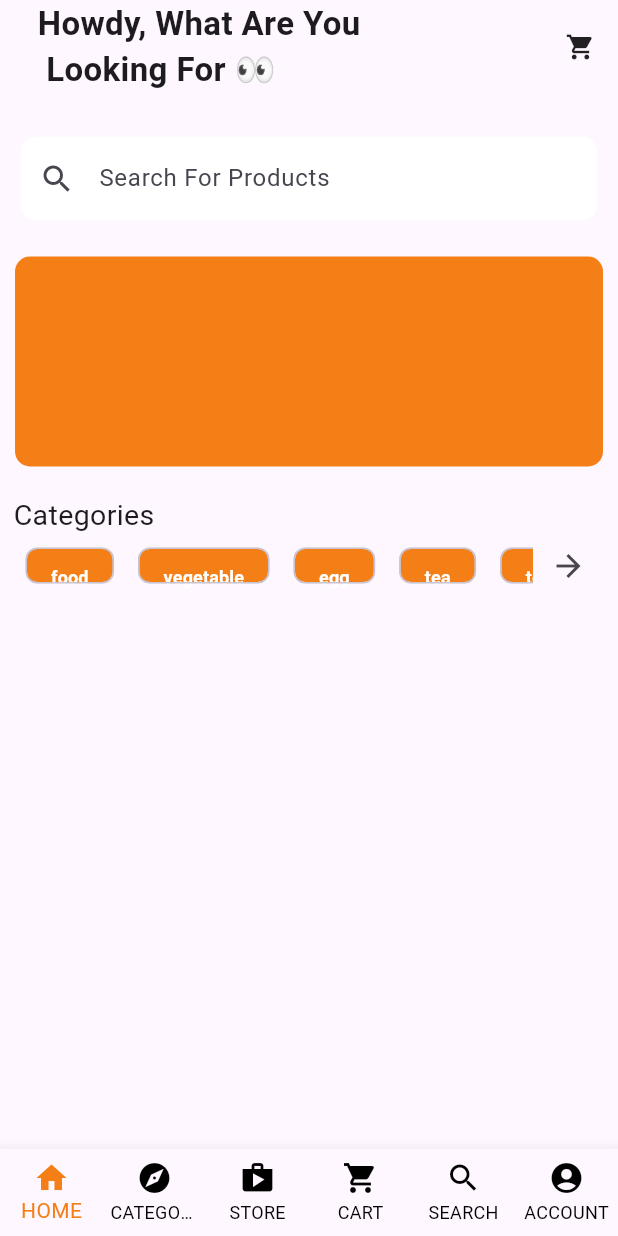
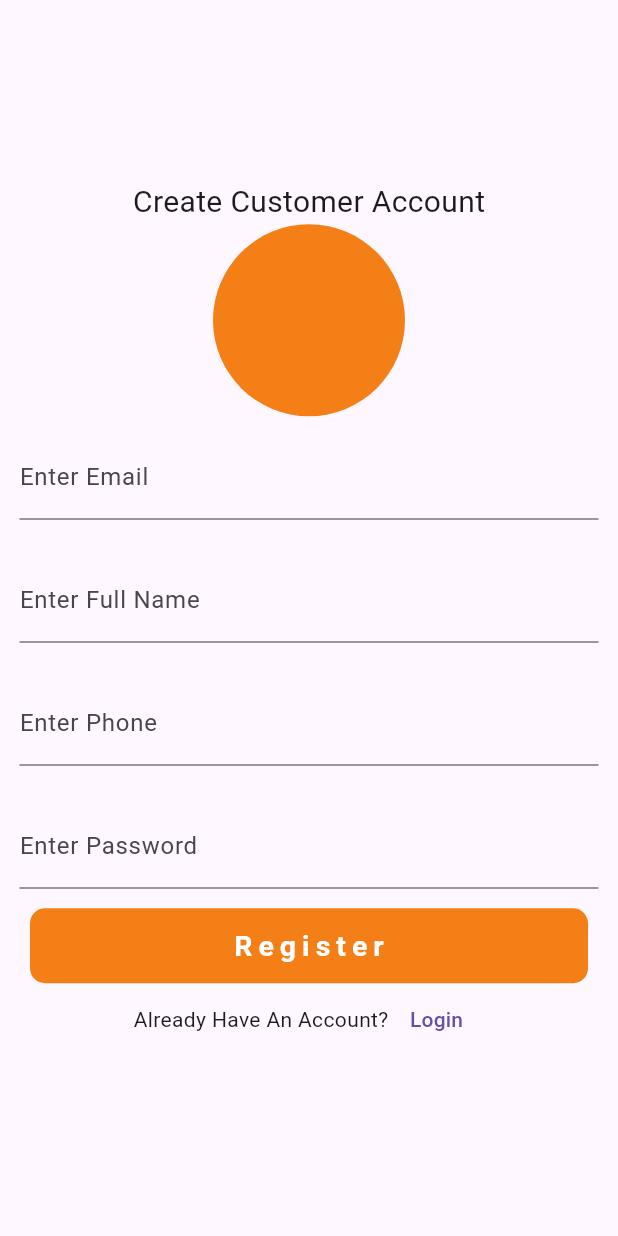
Before and after one commit to musamirul/multi_vendor2, a Flutter app: the screen it shows after launch, on a phone screen of 412 x 824 dp. Run offline on Flutter 3.47's test engine with Material 3 defaults, Android fonts, the phone set to English and light mode, and no system bars; our stand-ins replace cloud_firestore, firebase_core; accounts and stored records are empty.

Commit message:
create login and register screen

```diff
--- a/lib/main.dart
+++ b/lib/main.dart
@@ -1,5 +1,6 @@
 import 'package:firebase_core/firebase_core.dart';
 import 'package:flutter/material.dart';
+import 'package:multi_vendor2/views/buyers/auth/register_screen.dart';
 import 'package:multi_vendor2/views/buyers/main_screen.dart';
 import 'firebase_options.dart';
 
@@ -21,7 +22,7 @@
       theme: ThemeData(
         primaryColor: Colors.blue,
       ),
-      home: MainScreen(),
+      home: RegisterScreen(),
     );
   }
 }
--- /dev/null
+++ b/lib/views/buyers/auth/register_screen.dart
@@ -0,0 +1,91 @@
+import 'package:flutter/material.dart';
+import 'package:multi_vendor2/views/buyers/auth/login_screen.dart';
+
+class RegisterScreen extends StatelessWidget {
+  const RegisterScreen({super.key});
+
+  @override
+  Widget build(BuildContext context) {
+    return Scaffold(
+      body: Center(
+        child: SingleChildScrollView(
+          child: Column(
+            mainAxisAlignment: MainAxisAlignment.center,
+            children: [
+              Text(
+                'Create Customer Account',
+                style: TextStyle(fontSize: 20),
+              ),
+              CircleAvatar(
+                radius: 64,
+                backgroundColor: Colors.yellow.shade900,
+              ),
+              Padding(
+                padding: const EdgeInsets.all(13.0),
+                child: TextFormField(
+                  decoration: InputDecoration(labelText: 'Enter Email'),
+                ),
+              ),
+              Padding(
+                padding: const EdgeInsets.all(13.0),
+                child: TextFormField(
+                  decoration: InputDecoration(labelText: 'Enter Full Name'),
+                ),
+              ),
+              Padding(
+                padding: const EdgeInsets.all(13.0),
+                child: TextFormField(
+                  decoration: InputDecoration(labelText: 'Enter Phone'),
+                ),
+              ),
+              Padding(
+                padding: const EdgeInsets.all(13.0),
+                child: TextFormField(
+                  decoration: InputDecoration(labelText: 'Enter Password'),
+                ),
+              ),
+              Container(
+                width: MediaQuery.of(context).size.width - 40,
+                height: 50,
+                decoration: BoxDecoration(
+                  color: Colors.yellow.shade900,
+                  borderRadius: BorderRadius.circular(10),
+                ),
+                child: Center(
+                  child: Text(
+                    'Register',
+                    style: TextStyle(
+                      color: Colors.white,
+                      fontSize: 19,
+                      fontWeight: FontWeight.bold,
+                      letterSpacing: 4,
+                    ),
+                  ),
+                ),
+              ),
+              Row(
+                mainAxisAlignment: MainAxisAlignment.center,
+                children: [
+                  Text('Already Have An Account?'),
+                  TextButton(
+                    onPressed: () {
+                      Navigator.push(
+                        context,
+                        MaterialPageRoute(
+                          builder: (context) {
+                            return LoginScreen();
+                          },
+                        ),
+                      );
+                    },
+                    child: Text('Login'),
+                  ),
+                ],
+              ),
+            ],
+          ),
+        ),
+      ),
+    );
+  }
+}
```
Also changed, not shown: lib/views/buyers/auth/login_screen.dart (added, +58 -0 lines).
